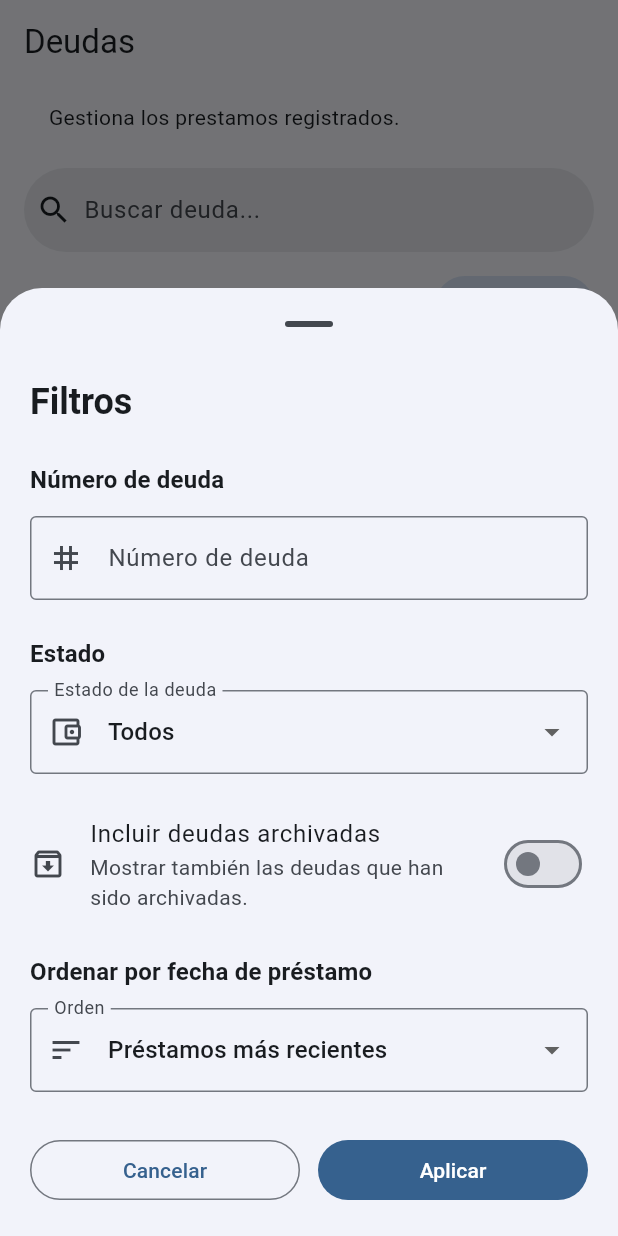
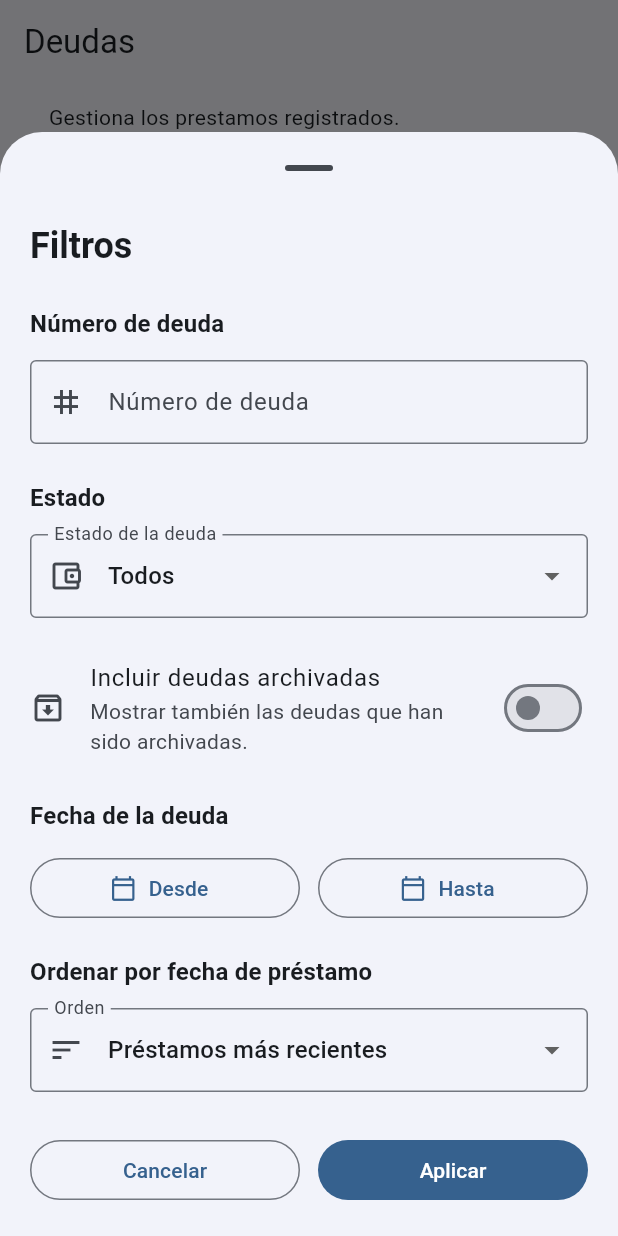
Before and after one commit to Javhuila/flutter_deudas_pro_app, a Flutter app: the DeudasPage screen opened directly, after a tap on "Filtros", on a phone screen of 412 x 824 dp. Run offline on Flutter 3.47's test engine with Material 3 defaults, Android fonts, the phone set to English and light mode, and no system bars; our stand-ins replace file_picker, flutter_local_notifications, flutter_riverpod, isar, pdf, share_plus and 1 more; missing offline and left inert: excel; accounts and stored records are empty; generated files the repository leaves out were written again.

Commit message:
Add filter "Filtrar por un rango de fecha".

```diff
--- a/lib/views/deudas/sheets/deuda_filter_sheet.dart
+++ b/lib/views/deudas/sheets/deuda_filter_sheet.dart
@@ -1,5 +1,6 @@
 import 'package:flutter/material.dart';
 
+import '../../../core/constants/app_constants.dart';
 import '../../../core/enums/estado_deuda.dart';
 import '../../../services/deuda/deuda_filter.dart';
 
@@ -174,7 +175,65 @@ class _DeudaFilterSheetState extends State<DeudaFilterSheet> {
                   });
                 },
               ),
+              const SizedBox(height: 20),
+              Text(
+                'Fecha de la deuda',
+                style: theme.textTheme.titleMedium?.copyWith(
+                  fontWeight: FontWeight.w600,
+                ),
+              ),
 
+              const SizedBox(height: 12),
+
+              Row(
+                children: [
+                  Expanded(
+                    child: OutlinedButton.icon(
+                      onPressed: () => _seleccionarFecha(esDesde: true),
+                      icon: const Icon(Icons.calendar_today_outlined),
+                      label: Text(
+                        _filter.desde == null
+                            ? 'Desde'
+                            : AppConstants.formatearFecha(_filter.desde!),
+                      ),
+                    ),
+                  ),
+
+                  const SizedBox(width: 12),
+
+                  Expanded(
+                    child: OutlinedButton.icon(
+                      onPressed: () => _seleccionarFecha(esDesde: false),
+                      icon: const Icon(Icons.calendar_today_outlined),
+                      label: Text(
+                        _filter.hasta == null
+                            ? 'Hasta'
+                            : AppConstants.formatearFecha(_filter.hasta!),
+                      ),
+                    ),
+                  ),
+                ],
+              ),
+
+              if (_filter.tieneFiltroFecha) ...[
+                const SizedBox(height: 8),
+
+                Align(
+                  alignment: Alignment.centerRight,
+                  child: TextButton.icon(
+                    onPressed: () {
+                      setState(() {
+                        _filter = _filter.copyWith(
+                          clearDesde: true,
+                          clearHasta: true,
+                        );
+                      });
+                    },
+                    icon: const Icon(Icons.clear),
+                    label: const Text('Limpiar fechas'),
+                  ),
+                ),
+              ],
               const SizedBox(height: 20),
 
               Text(
@@ -245,4 +304,29 @@ class _DeudaFilterSheetState extends State<DeudaFilterSheet> {
       ),
     );
   }
+
+  Future<void> _seleccionarFecha({required bool esDesde}) async {
+    final fechaInicial = esDesde ? _filter.desde : _filter.hasta;
+
+    final fecha = await showDatePicker(
+      context: context,
+      initialDate: fechaInicial ?? DateTime.now(),
+      firstDate: DateTime(2000),
+      lastDate: DateTime(2100),
+    );
+
+    if (fecha == null || !mounted) {
+      return;
+    }
+
+    setState(() {
+      if (esDesde) {
+        _filter = _filter.copyWith(desde: fecha);
+      } else {
+        _filter = _filter.copyWith(
+          hasta: DateTime(fecha.year, fecha.month, fecha.day, 23, 59, 59, 999),
+        );
+      }
+    });
+  }
 }
```
